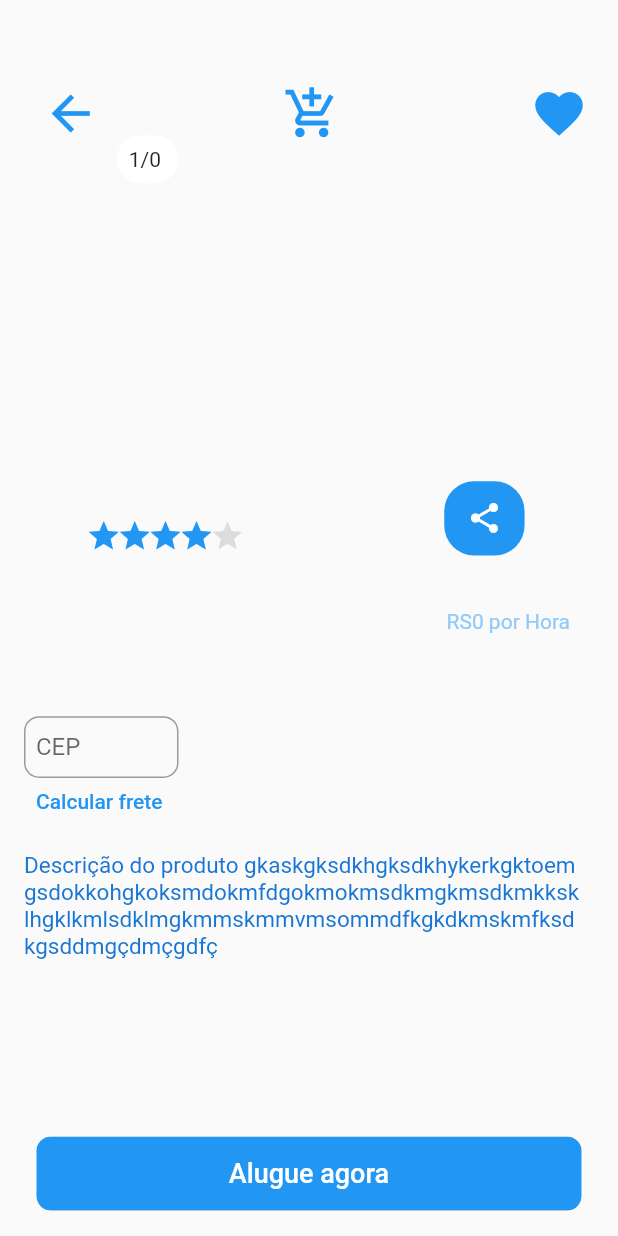
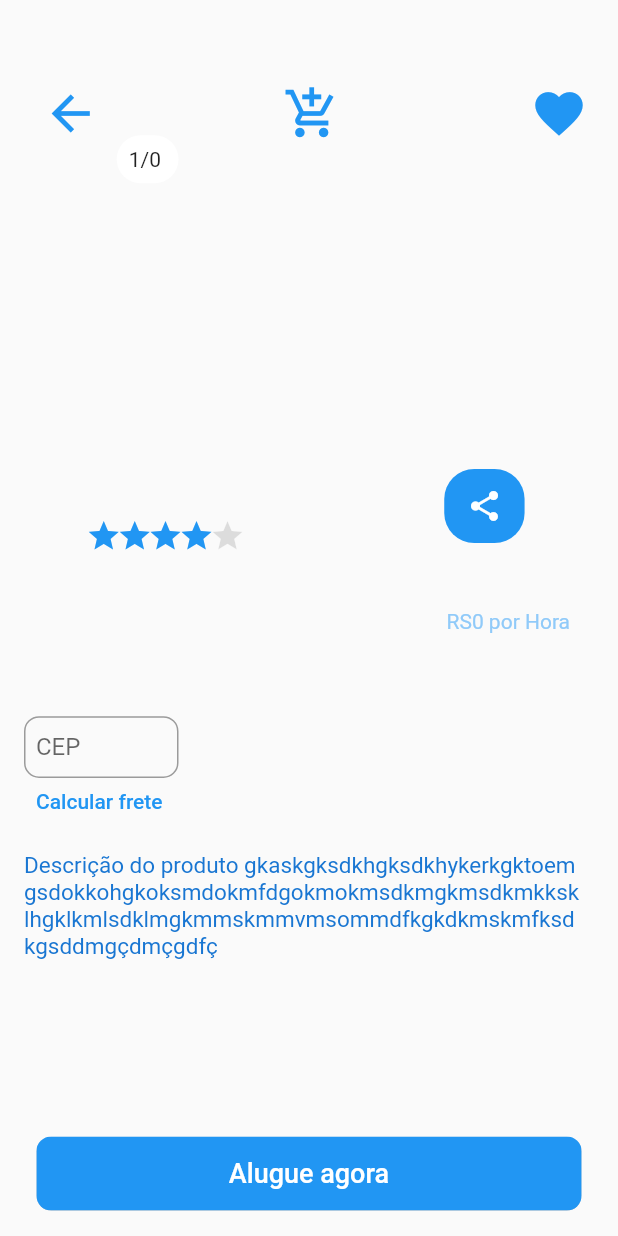
Before and after one commit to Megahack-LINGER/mobile, a Flutter app: the Product screen opened directly with empty values, on a phone screen of 412 x 824 dp. Run offline on Flutter 3.47's test engine with Material 2 defaults, Android fonts, the phone set to English and light mode, and no system bars; drawn by our look-alikes of carousel_slider; our stand-ins replace cloud_firestore, firebase_auth, firebase_core, image_picker; missing offline and left inert: simple_splashscreen; accounts and stored records are empty.

Commit message:
Att top size in button share image

```diff
--- a/lib/src/pages/home/widgets/Product.dart
+++ b/lib/src/pages/home/widgets/Product.dart
@@ -122,7 +122,7 @@ class _ProductState extends State<Product> {
                 left: size.width * 0.3,
                 child: Icon(Icons.star, color: Colors.black12)),
             Positioned(
-                top: size.height * 0.37,
+                top: size.height * 0.36,
                 left: size.width * 0.68,
                 child: Container(
                   width: size.width * 0.13,
```
